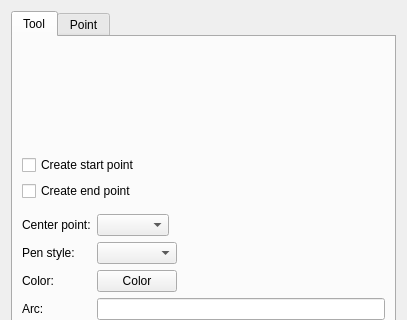
Before: the Qt Designer form src/libs/vtools/dialogs/tools/dialogarc.ui in equinox-patterns/Ostara, drawn with Qt 5; both pictures show x 0 to 407 and y 0 to 320 of the 407 by 483 pixel window.
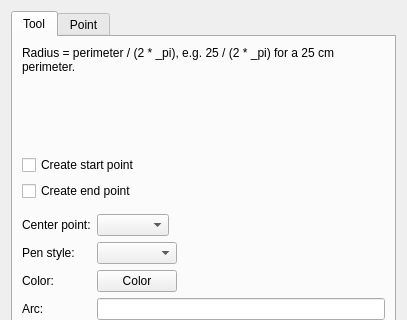
After: the same form once the commit is applied. Icons and pictures are not drawn. Custom widgets are drawn as their Qt base class.

Commit message: Arc : le rayon depuis un périmètre rappelé dans la dialog, au-dessus du champ Rayon

```diff
--- a/src/libs/vtools/dialogs/tools/dialogarc.ui
+++ b/src/libs/vtools/dialogs/tools/dialogarc.ui
@@ -31,6 +31,16 @@
        <string>Tool</string>
       </attribute>
       <layout class="QVBoxLayout" name="verticalLayout">
+       <item>
+        <widget class="QLabel" name="labelRadiusHint">
+         <property name="text">
+          <string>Radius = perimeter / (2 * _pi), e.g. 25 / (2 * _pi) for a 25 cm perimeter.</string>
+         </property>
+         <property name="wordWrap">
+          <bool>true</bool>
+         </property>
+        </widget>
+       </item>
        <item>
         <widget class="QWidget" name="formulaRadiusPlaceholder" native="true"/>
        </item>
```
The commit also changes 2 other files.
